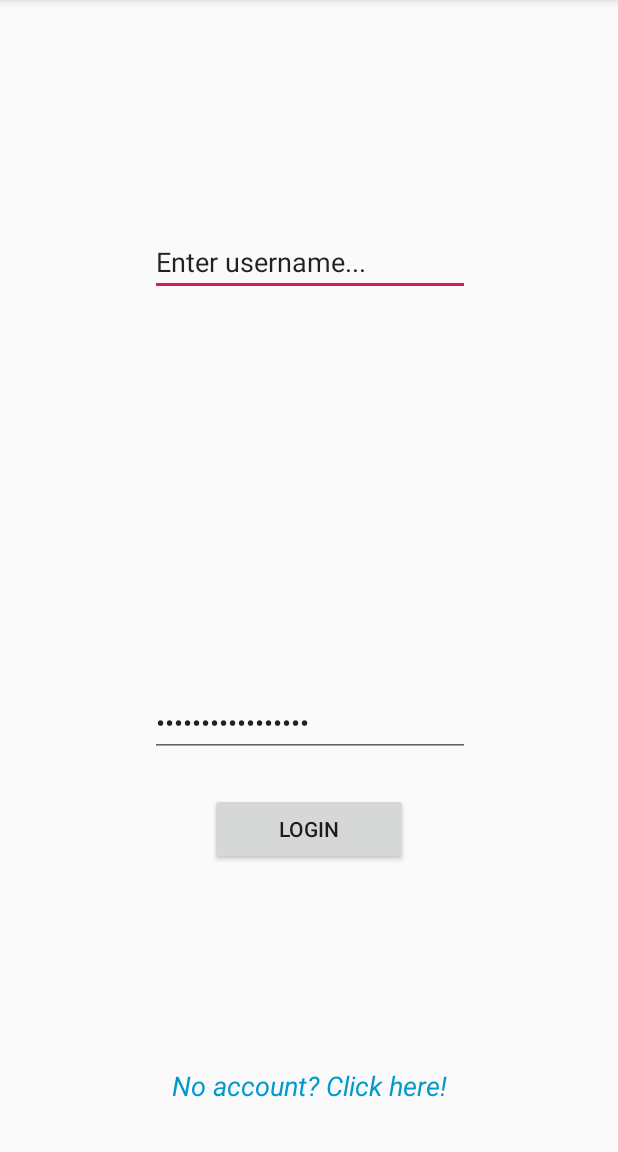
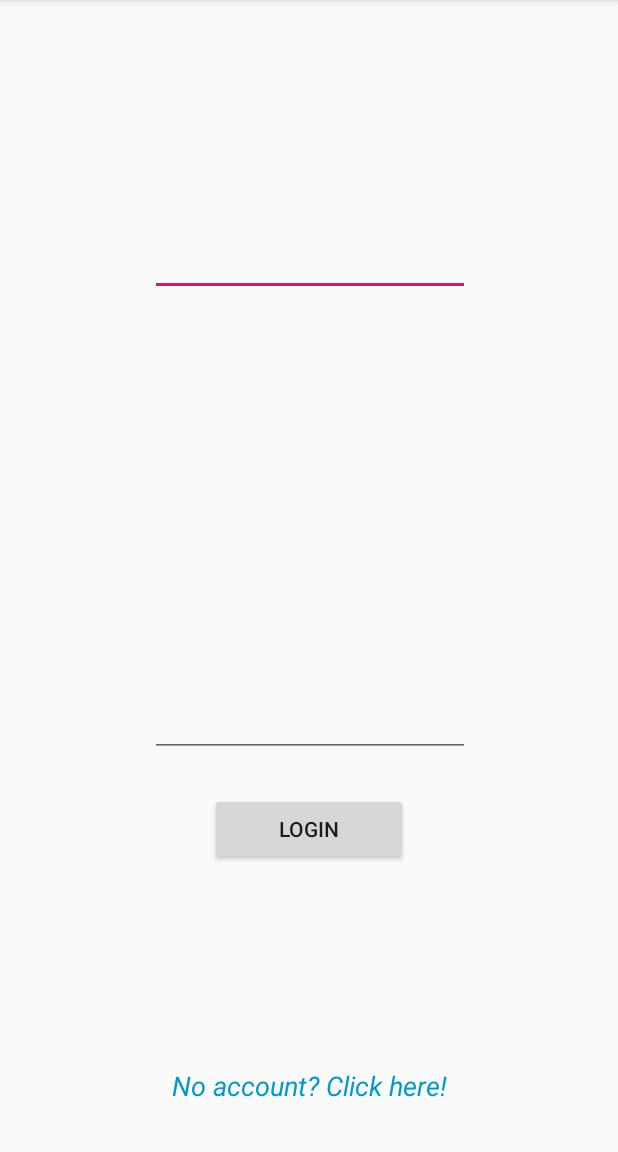
Before and after one commit to bergeet/ZombieGameORU, an Android app: the screen it shows after launch (LoginActivity), on a phone screen of 412 x 824 dp, the part 84-1236 px from its top. Run offline under Robolectric (Android 15) with nearby library versions, the phone set to English and light mode, and no system bars; 1 statement that could not run was skipped.

Commit message:
layout login

```diff
--- a/app/src/main/res/layout/activity_login.xml
+++ b/app/src/main/res/layout/activity_login.xml
@@ -13,7 +13,7 @@
         android:layout_marginTop="152dp"
         android:ems="10"
         android:inputType="textPersonName"
-        android:text="Enter username..."
+        android:text=""
         app:layout_constraintEnd_toEndOf="parent"
         app:layout_constraintHorizontal_bias="0.502"
         app:layout_constraintStart_toStartOf="parent"
@@ -28,7 +28,7 @@
         android:ems="10"
         android:inputType="textPersonName"
         android:password="true"
-        android:text="Enter password..."
+        android:text=""
         app:layout_constraintBottom_toBottomOf="parent"
         app:layout_constraintEnd_toEndOf="parent"
         app:layout_constraintHorizontal_bias="0.502"
```
